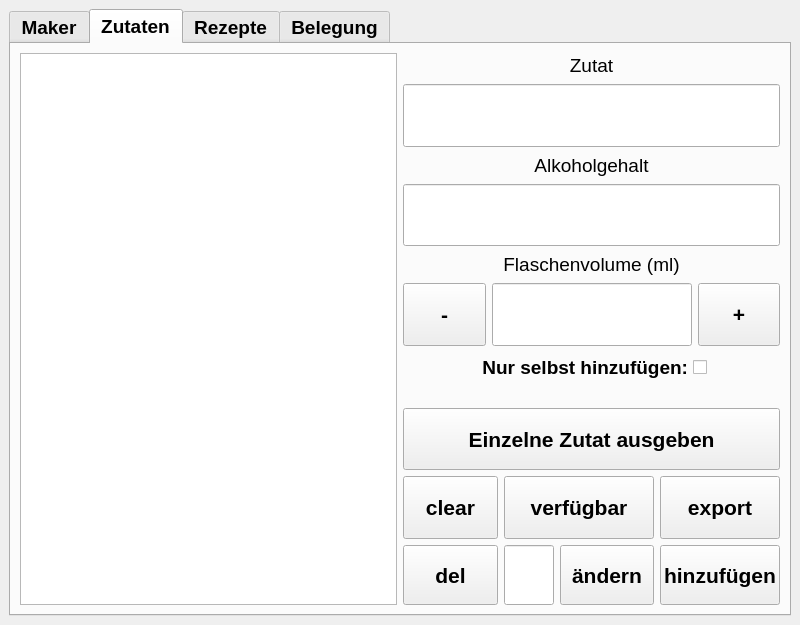
Qt form src/ui_elements/cocktailmanager.ui (AndreWohnsland/CocktailBerry) before a commit.
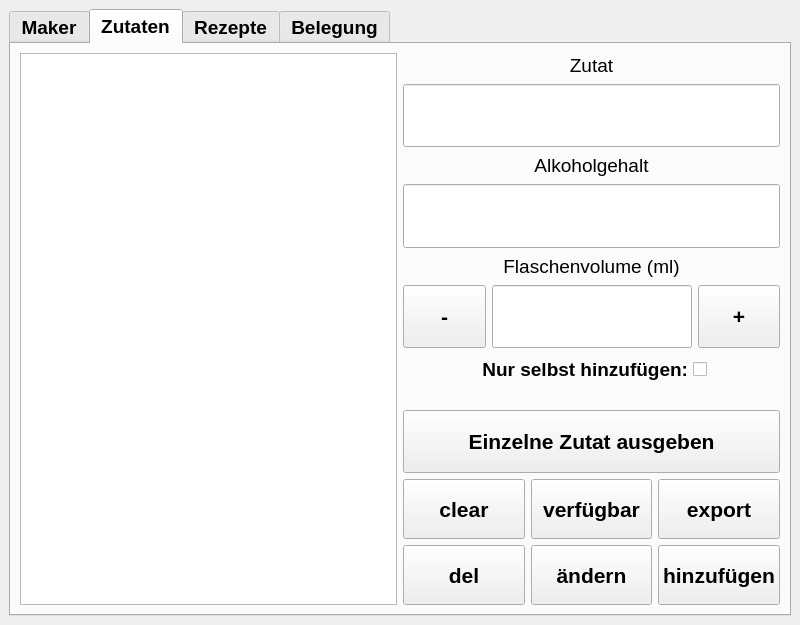
The same form after that commit. The open tabs and pages were chosen to show the change. Custom widgets are drawn as their Qt base class.

Commit message: Removed old password fields

Patch:
```diff
--- a/src/ui_elements/cocktailmanager.ui
+++ b/src/ui_elements/cocktailmanager.ui
@@ -987,27 +987,202 @@
          </widget>
         </item>
         <item>
-         <layout class="QGridLayout" name="gridLayout_6">
-          <item row="7" column="2">
-           <spacer name="verticalSpacer_16">
-            <property name="orientation">
-             <enum>Qt::Vertical</enum>
+         <layout class="QVBoxLayout" name="verticalLayout_4">
+          <item>
+           <widget class="QLabel" name="LIngredient">
+            <property name="maximumSize">
+             <size>
+              <width>16777215</width>
+              <height>25</height>
+             </size>
             </property>
-            <property name="sizeType">
-             <enum>QSizePolicy::Maximum</enum>
+            <property name="font">
+             <font>
+              <pointsize>14</pointsize>
+              <weight>50</weight>
+              <bold>false</bold>
+             </font>
             </property>
-            <property name="sizeHint" stdset="0">
+            <property name="text">
+             <string>Zutat</string>
+            </property>
+            <property name="alignment">
+             <set>Qt::AlignCenter</set>
+            </property>
+            <property name="cssClass" stdset="0">
+             <string/>
+            </property>
+           </widget>
+          </item>
+          <item>
+           <widget class="ClickableLineEdit" name="LEZutatRezept">
+            <property name="maximumSize">
              <size>
-              <width>20</width>
-              <height>20</height>
+              <width>16777215</width>
+              <height>200</height>
              </size>
             </property>
-           </spacer>
+            <property name="font">
+             <font>
+              <pointsize>14</pointsize>
+             </font>
+            </property>
+            <property name="cssClass" stdset="0">
+             <string>secondary bold</string>
+            </property>
+           </widget>
           </item>
-          <item row="6" column="0" colspan="4">
-           <layout class="QHBoxLayout" name="horizontalLayout_23">
+          <item>
+           <widget class="QLabel" name="LAlcoholLevel">
+            <property name="maximumSize">
+             <size>
+              <width>16777215</width>
+              <height>25</height>
+             </size>
+            </property>
+            <property name="font">
+             <font>
+              <pointsize>14</pointsize>
+              <weight>50</weight>
+              <bold>false</bold>
+             </font>
+            </property>
+            <property name="text">
+             <string>Alkoholgehalt</string>
+            </property>
+            <property name="alignment">
+             <set>Qt::AlignCenter</set>
+            </property>
+            <property name="cssClass" stdset="0">
+             <string/>
+            </property>
+           </widget>
+          </item>
+          <item>
+           <widget class="ClickableLineEdit" name="LEGehaltRezept">
+            <property name="maximumSize">
+             <size>
+              <width>16777215</width>
+              <height>200</height>
+             </size>
+            </property>
+            <property name="font">
+             <font>
+              <pointsize>14</pointsize>
+             </font>
+            </property>
+            <property name="cssClass" stdset="0">
+             <string>secondary bold</string>
+            </property>
+           </widget>
+          </item>
+          <item>
+           <widget class="QLabel" name="LBottleVolume">
+            <property name="maximumSize">
+             <size>
+              <width>16777215</width>
+              <height>25</height>
+             </size>
+            </property>
+            <property name="font">
+             <font>
+              <pointsize>14</pointsize>
+              <weight>50</weight>
+              <bold>false</bold>
+             </font>
+            </property>
+            <property name="text">
+             <string>Flaschenvolume (ml)</string>
+            </property>
+            <property name="alignment">
+             <set>Qt::AlignCenter</set>
+            </property>
+            <property name="cssClass" stdset="0">
+             <string/>
+            </property>
+           </widget>
+          </item>
+          <item>
+           <layout class="QHBoxLayout" name="horizontalLayout_21">
             <item>
-             <spacer name="horizontalSpacer_12">
+             <widget class="QPushButton" name="PBZminus">
+              <property name="minimumSize">
+               <size>
+                <width>80</width>
+                <height>29</height>
+               </size>
+              </property>
+              <property name="maximumSize">
+               <size>
+                <width>300</width>
+                <height>200</height>
+               </size>
+              </property>
+              <property name="font">
+               <font>
+                <pointsize>16</pointsize>
+                <weight>75</weight>
+                <bold>true</bold>
+               </font>
+              </property>
+              <property name="text">
+               <string>-</string>
+              </property>
+             </widget>
+            </item>
+            <item>
+             <widget class="QLineEdit" name="LEFlaschenvolumen">
+              <property name="maximumSize">
+               <size>
+                <width>200</width>
+                <height>200</height>
+               </size>
+              </property>
+              <property name="font">
+               <font>
+                <pointsize>14</pointsize>
+               </font>
+              </property>
+              <property name="alignment">
+               <set>Qt::AlignCenter</set>
+              </property>
+              <property name="cssClass" stdset="0">
+               <string>secondary bold</string>
+              </property>
+             </widget>
+            </item>
+            <item>
+             <widget class="QPushButton" name="PBZplus">
+              <property name="minimumSize">
+               <size>
+                <width>80</width>
+                <height>29</height>
+               </size>
+              </property>
+              <property name="maximumSize">
+               <size>
+                <width>300</width>
+                <height>200</height>
+               </size>
+              </property>
+              <property name="font">
+               <font>
+                <pointsize>16</pointsize>
+                <weight>75</weight>
+                <bold>true</bold>
+               </font>
+              </property>
+              <property name="text">
+               <string>+</string>
+              </property>
+             </widget>
+            </item>
+           </layout>
+          </item>
+          <item>
+           <layout class="QHBoxLayout" name="horizontalLayout_24">
+            <item>
+             <spacer name="horizontalSpacer_14">
               <property name="orientation">
                <enum>Qt::Horizontal</enum>
               </property>
@@ -1053,7 +1228,7 @@
              </widget>
             </item>
             <item>
-             <spacer name="horizontalSpacer_13">
+             <spacer name="horizontalSpacer_15">
               <property name="orientation">
                <enum>Qt::Horizontal</enum>
               </property>
@@ -1067,121 +1242,30 @@
             </item>
            </layout>
           </item>
-          <item row="9" column="3">
-           <widget class="QPushButton" name="PBZnull">
-            <property name="minimumSize">
-             <size>
-              <width>0</width>
-              <height>30</height>
-             </size>
+          <item>
+           <spacer name="verticalSpacer_17">
+            <property name="orientation">
+             <enum>Qt::Vertical</enum>
             </property>
-            <property name="maximumSize">
-             <size>
-              <width>440</width>
-              <height>200</height>
-             </size>
+            <property name="sizeType">
+             <enum>QSizePolicy::Maximum</enum>
             </property>
-            <property name="font">
-             <font>
-              <pointsize>16</pointsize>
-              <weight>75</weight>
-              <bold>true</bold>
-             </font>
-            </property>
-            <property name="layoutDirection">
-             <enum>Qt::LeftToRight</enum>
-            </property>
-            <property name="text">
-             <string>export</string>
-            </property>
-           </widget>
-          </item>
-          <item row="9" column="0">
-           <widget class="QPushButton" name="PBZclear">
-            <property name="minimumSize">
+            <property name="sizeHint" stdset="0">
              <size>
-              <width>0</width>
-              <height>30</height>
+              <width>20</width>
+              <height>20</height>
              </size>
             </property>
-            <property name="maximumSize">
-             <size>
-              <width>200</width>
-              <height>200</height>
-             </size>
-            </property>
-            <property name="font">
-             <font>
-              <pointsize>16</pointsize>
-              <weight>75</weight>
-              <bold>true</bold>
-             </font>
-            </property>
-            <property name="layoutDirection">
-             <enum>Qt::LeftToRight</enum>
-            </property>
-            <property name="text">
-             <string>clear</string>
-            </property>
-           </widget>
+           </spacer>
           </item>
-          <item row="11" column="0">
-           <widget class="QPushButton" name="PBZdelete">
-            <property name="minimumSize">
-             <size>
-              <width>0</width>
-              <height>30</height>
-             </size>
-            </property>
-            <property name="maximumSize">
-             <size>
-              <width>16777215</width>
-              <height>200</height>
-             </size>
-            </property>
-            <property name="font">
-             <font>
-              <pointsize>16</pointsize>
-              <weight>75</weight>
-              <bold>true</bold>
-             </font>
-            </property>
-            <property name="text">
-             <string>del</string>
-            </property>
-           </widget>
-          </item>
-          <item row="11" column="3">
-           <widget class="QPushButton" name="PBZutathinzu">
-            <property name="minimumSize">
-             <size>
-              <width>90</width>
-              <height>30</height>
-             </size>
-            </property>
-            <property name="maximumSize">
-             <size>
-              <width>16777215</width>
-              <height>200</height>
-             </size>
-            </property>
-            <property name="font">
-             <font>
-              <pointsize>16</pointsize>
-              <weight>75</weight>
-              <bold>true</bold>
-             </font>
-            </property>
-            <property name="text">
-             <string>hinzufügen</string>
-            </property>
-            <property name="cssClass" stdset="0">
-             <string>btn-inverted</string>
-            </property>
-           </widget>
-          </item>
-          <item row="8" column="0" colspan="4">
+          <item>
            <widget class="QPushButton" name="PBZeinzelnd">
+            <property name="minimumSize">
+             <size>
+              <width>0</width>
+              <height>60</height>
+             </size>
+            </property>
             <property name="maximumSize">
              <size>
               <width>600</width>
@@ -1203,142 +1287,16 @@
             </property>
            </widget>
           </item>
-          <item row="11" column="1">
-           <widget class="ClickableLineEdit" name="LEpw2">
-            <property name="minimumSize">
-             <size>
-              <width>0</width>
-              <height>30</height>
-             </size>
-            </property>
-            <property name="maximumSize">
-             <size>
-              <width>50</width>
-              <height>60</height>
-             </size>
-            </property>
-            <property name="echoMode">
-             <enum>QLineEdit::Password</enum>
-            </property>
-            <property name="cssClass" stdset="0">
-             <string>bold</string>
-            </property>
-           </widget>
-          </item>
-          <item row="11" column="2">
-           <widget class="QPushButton" name="PBZaktualisieren">
-            <property name="minimumSize">
-             <size>
-              <width>0</width>
-              <height>30</height>
-             </size>
-            </property>
-            <property name="maximumSize">
-             <size>
-              <width>16777215</width>
-              <height>200</height>
-             </size>
-            </property>
-            <property name="font">
-             <font>
-              <pointsize>16</pointsize>
-              <weight>75</weight>
-              <bold>true</bold>
-             </font>
-            </property>
-            <property name="text">
-             <string>ändern</string>
-            </property>
-           </widget>
-          </item>
-          <item row="9" column="1" colspan="2">
-           <widget class="QPushButton" name="PBAvailable">
-            <property name="minimumSize">
-             <size>
-              <width>0</width>
-              <height>30</height>
-             </size>
-            </property>
-            <property name="maximumSize">
-             <size>
-              <width>440</width>
-              <height>200</height>
-             </size>
-            </property>
-            <property name="font">
-             <font>
-              <pointsize>16</pointsize>
-              <weight>75</weight>
-              <bold>true</bold>
-             </font>
-            </property>
-            <property name="layoutDirection">
-             <enum>Qt::LeftToRight</enum>
-            </property>
-            <property name="text">
-             <string>verfügbar</string>
-            </property>
-            <property name="cssClass" stdset="0">
-             <string>btn-inverted</string>
-            </property>
-           </widget>
-          </item>
-          <item row="4" column="0" colspan="4">
-           <widget class="QLabel" name="LBottleVolume">
-            <property name="maximumSize">
-             <size>
-              <width>16777215</width>
-              <height>25</height>
-             </size>
-            </property>
-            <property name="font">
-             <font>
-              <pointsize>14</pointsize>
-              <weight>50</weight>
-              <bold>false</bold>
-             </font>
-            </property>
-            <property name="text">
-             <string>Flaschenvolume (ml)</string>
-            </property>
-            <property name="alignment">
-             <set>Qt::AlignCenter</set>
-            </property>
-            <property name="cssClass" stdset="0">
-             <string/>
-            </property>
-           </widget>
-          </item>
-          <item row="5" column="0" colspan="4">
-           <layout class="QHBoxLayout" name="horizontalLayout_20">
-            <item>
-             <widget class="QPushButton" name="PBZminus">
+          <item>
+           <layout class="QGridLayout" name="gridLayout_6">
+            <item row="0" column="0">
+             <widget class="QPushButton" name="PBZclear">
               <property name="minimumSize">
                <size>
-                <width>80</width>
-                <height>29</height>
+                <width>0</width>
+                <height>60</height>
                </size>
               </property>
-              <property name="maximumSize">
-               <size>
-                <width>300</width>
-                <height>200</height>
-               </size>
-              </property>
-              <property name="font">
-               <font>
-                <pointsize>16</pointsize>
-                <weight>75</weight>
-                <bold>true</bold>
-               </font>
-              </property>
-              <property name="text">
-               <string>-</string>
-              </property>
-             </widget>
-            </item>
-            <item>
-             <widget class="QLineEdit" name="LEFlaschenvolumen">
               <property name="maximumSize">
                <size>
                 <width>200</width>
@@ -1347,28 +1305,62 @@
               </property>
               <property name="font">
                <font>
-                <pointsize>14</pointsize>
+                <pointsize>16</pointsize>
+                <weight>75</weight>
+                <bold>true</bold>
                </font>
               </property>
-              <property name="alignment">
-               <set>Qt::AlignCenter</set>
+              <property name="layoutDirection">
+               <enum>Qt::LeftToRight</enum>
               </property>
+              <property name="text">
+               <string>clear</string>
+              </property>
+             </widget>
+            </item>
+            <item row="0" column="1">
+             <widget class="QPushButton" name="PBAvailable">
+              <property name="minimumSize">
+               <size>
+                <width>0</width>
+                <height>60</height>
+               </size>
+              </property>
+              <property name="maximumSize">
+               <size>
+                <width>440</width>
+                <height>200</height>
+               </size>
+              </property>
+              <property name="font">
+               <font>
+                <pointsize>16</pointsize>
+                <weight>75</weight>
+                <bold>true</bold>
+               </font>
+              </property>
+              <property name="layoutDirection">
+               <enum>Qt::LeftToRight</enum>
+              </property>
+              <property name="text">
+               <string>verfügbar</string>
+              </property>
               <property name="cssClass" stdset="0">
                <string>secondary bold</string>
               </property>
              </widget>
             </item>
-            <item>
-             <widget class="QPushButton" name="PBZplus">
+            <item row="0" column="2">
+             <widget class="QPushButton" name="PBZnull">
               <property name="minimumSize">
                <size>
-                <width>80</width>
-                <height>29</height>
+                <width>0</width>
+                <height>60</height>
                </size>
               </property>
               <property name="maximumSize">
                <size>
-                <width>300</width>
+                <width>440</width>
                 <height>200</height>
                </size>
               </property>
@@ -1379,101 +1371,97 @@
                 <bold>true</bold>
                </font>
               </property>
+              <property name="layoutDirection">
+               <enum>Qt::LeftToRight</enum>
+              </property>
               <property name="text">
-               <string>+</string>
+               <string>export</string>
+              </property>
+             </widget>
+            </item>
+            <item row="1" column="0">
+             <widget class="QPushButton" name="PBZdelete">
+              <property name="minimumSize">
+               <size>
+                <width>0</width>
+                <height>60</height>
+               </size>
+              </property>
+              <property name="maximumSize">
+               <size>
+                <width>16777215</width>
+                <height>200</height>
+               </size>
+              </property>
+              <property name="font">
+               <font>
+                <pointsize>16</pointsize>
+                <weight>75</weight>
+                <bold>true</bold>
+               </font>
+              </property>
+              <property name="text">
+               <string>del</string>
+              </property>
+             </widget>
+            </item>
+            <item row="1" column="1">
+             <widget class="QPushButton" name="PBZaktualisieren">
+              <property name="minimumSize">
+               <size>
+                <width>0</width>
+                <height>60</height>
+               </size>
+              </property>
+              <property name="maximumSize">
+               <size>
+                <width>16777215</width>
+                <height>200</height>
+               </size>
+              </property>
+              <property name="font">
+               <font>
+                <pointsize>16</pointsize>
+                <weight>75</weight>
+                <bold>true</bold>
+               </font>
+              </property>
+              <property name="text">
+               <string>ändern</string>
+              </property>
+             </widget>
+            </item>
+            <item row="1" column="2">
+             <widget class="QPushButton" name="PBZutathinzu">
+              <property name="minimumSize">
+               <size>
+                <width>90</width>
+                <height>60</height>
+               </size>
+              </property>
+              <property name="maximumSize">
+               <size>
+                <width>16777215</width>
+                <height>200</height>
+               </size>
+              </property>
+              <property name="font">
+               <font>
+                <pointsize>16</pointsize>
+                <weight>75</weight>
+                <bold>true</bold>
+               </font>
+              </property>
+              <property name="text">
+               <string>hinzufügen</string>
+              </property>
+              <property name="cssClass" stdset="0">
+               <string>btn-inverted</string>
               </property>
              </widget>
             </item>
            </layout>
           </item>
-          <item row="0" column="0" colspan="4">
-           <widget class="QLabel" name="LIngredient">
-            <property name="maximumSize">
-             <size>
-              <width>16777215</width>
-              <height>25</height>
-             </size>
-            </property>
-            <property name="font">
-             <font>
-              <pointsize>14</pointsize>
-              <weight>50</weight>
-              <bold>false</bold>
-             </font>
-            </property>
-            <property name="text">
-             <string>Zutat</string>
-            </property>
-            <property name="alignment">
-             <set>Qt::AlignCenter</set>
-            </property>
-            <property name="cssClass" stdset="0">
-             <string/>
-            </property>
-           </widget>
-          </item>
-          <item row="1" column="0" colspan="4">
-           <widget class="ClickableLineEdit" name="LEZutatRezept">
-            <property name="maximumSize">
-             <size>
-              <width>16777215</width>
-              <height>200</height>
-             </size>
-            </property>
-            <property name="font">
-             <font>
-              <pointsize>14</pointsize>
-             </font>
-            </property>
-            <property name="cssClass" stdset="0">
-             <string>secondary bold</string>
-            </property>
-           </widget>
-          </item>
-          <item row="2" column="0" colspan="4">
-           <widget class="QLabel" name="LAlcoholLevel">
-            <property name="maximumSize">
-             <size>
-              <width>16777215</width>
-              <height>25</height>
-             </size>
-            </property>
-            <property name="font">
-             <font>
-              <pointsize>14</pointsize>
-              <weight>50</weight>
-              <bold>false</bold>
-             </font>
-            </property>
-            <property name="text">
-             <string>Alkoholgehalt</string>
-            </property>
-            <property name="alignment">
-             <set>Qt::AlignCenter</set>
-            </property>
-            <property name="cssClass" stdset="0">
-             <string/>
-            </property>
-           </widget>
-          </item>
-          <item row="3" column="0" colspan="4">
-           <widget class="ClickableLineEdit" name="LEGehaltRezept">
-            <property name="maximumSize">
-             <size>
-              <width>16777215</width>
-              <height>200</height>
-             </size>
-            </property>
-            <property name="font">
-             <font>
-              <pointsize>14</pointsize>
-             </font>
-            </property>
-            <property name="cssClass" stdset="0">
-             <string>secondary bold</string>
-            </property>
-           </widget>
-          </item>
          </layout>
         </item>
        </layout>
```
Left out of the diff: 156 changed lines with no effect on the pictures. The commit also changes 2 other files.
